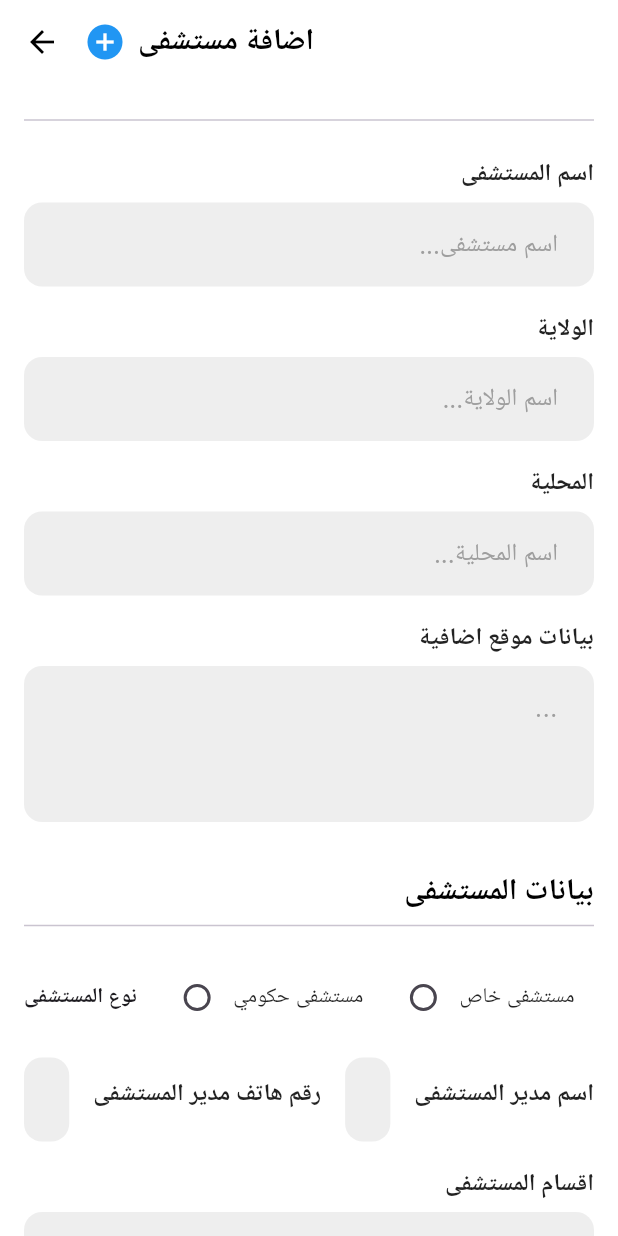
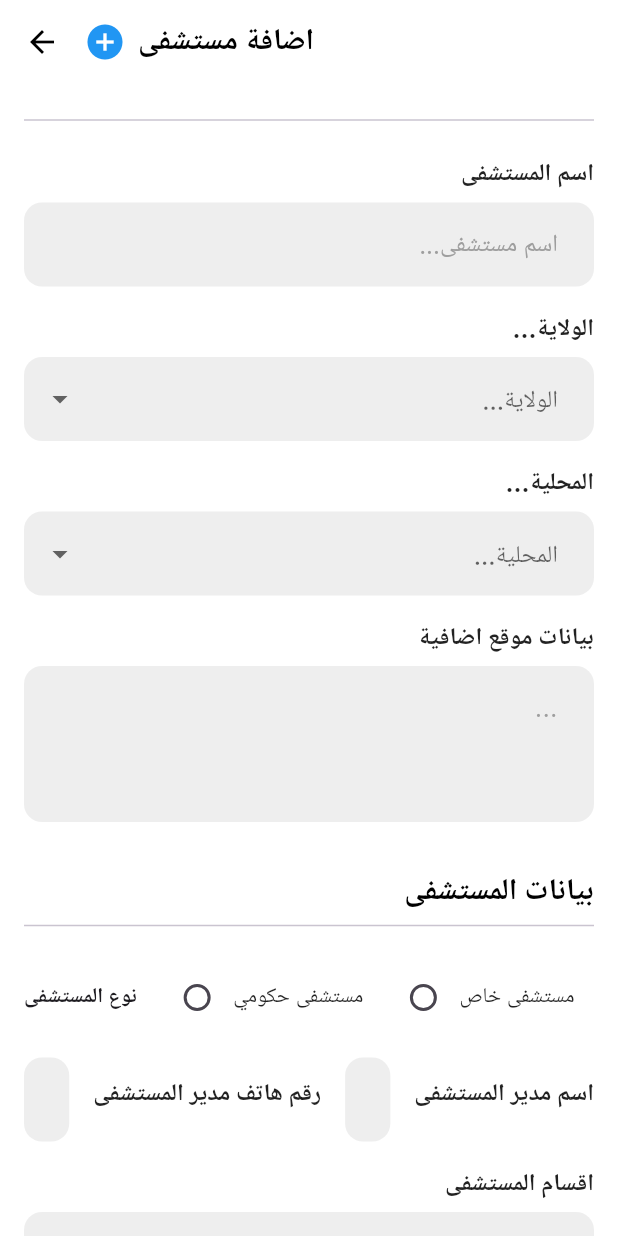
Before and after one commit to AbobakerAhmed/Code-For-Sudan, a Flutter app: the AddingHospitalsScreen screen opened directly, on a phone screen of 412 x 824 dp. Run offline on Flutter 3.47's test engine with Material 3 defaults, Android fonts, the phone set to English and light mode, and no system bars; Roboto replaces fonts that are missing (Inter).

Commit message:
adding some features to the hospital adding screen

```diff
--- a/pc-apps/lib/flutter_adding_hospitals_screen.dart
+++ b/pc-apps/lib/flutter_adding_hospitals_screen.dart
@@ -1,4 +1,5 @@
 import 'package:flutter/material.dart';
+import 'package:flutter/services.dart'; // Import for FilteringTextInputFormatter
 
 class AddingHospitalsScreen extends StatefulWidget {
   const AddingHospitalsScreen({super.key});
@@ -21,6 +22,74 @@ class _AddingHospitalsScreenState extends State<AddingHospitalsScreen> {
       TextEditingController();
 
   String? _hospitalType; // To hold 'مستشفى حكومي' or 'مستشفى خاص'
+
+  // Add these variables for dropdowns
+  String? _selectedState;
+  String? _selectedLocality;
+  final List<String> _states = [
+    'الخرطوم',
+    'الجزيرة',
+    'النيل الأبيض',
+    'كسلا',
+    'البحر الأحمر',
+    'القضارف',
+    'سنار',
+    'النيل الأزرق',
+    'شمال كردفان',
+    'جنوب كردفان',
+    'غرب كردفان',
+    'شمال دارفور',
+    'جنوب دارفور',
+    'شرق دارفور',
+    'غرب دارفور',
+    'وسط دارفور',
+    // Add more states as needed
+  ];
+  final List<String> _localities = [
+    'Locality 1',
+    'Locality 2',
+    'Locality 3',
+    // Add more localities as needed
+  ];
+
+  // Dropdown builder method
+  Widget _buildDropdownField({
+    required String hint,
+    required String? value,
+    required List<String> items,
+    required ValueChanged<String?> onChanged,
+  }) {
+    return Directionality(
+      textDirection: TextDirection.rtl,
+      child: DropdownButtonFormField<String>(
+        decoration: InputDecoration(
+          hintText: hint,
+          hintStyle: const TextStyle(color: Colors.grey),
+          filled: true,
+          fillColor: Colors.grey[200],
+          border: OutlineInputBorder(
+            borderRadius: BorderRadius.circular(12.0),
+            borderSide: BorderSide.none,
+          ),
+          contentPadding: const EdgeInsets.symmetric(
+            vertical: 16.0,
+            horizontal: 20.0,
+          ),
+        ),
+        value: value,
+        items: items
+            .map(
+              (item) => DropdownMenuItem<String>(
+                value: item,
+                child: Text(item, textDirection: TextDirection.rtl),
+              ),
+            )
+            .toList(),
+        onChanged: onChanged,
+        isExpanded: true,
+      ),
+    );
+  }
 
   @override
   void dispose() {
@@ -90,19 +159,29 @@ class _AddingHospitalsScreenState extends State<AddingHospitalsScreen> {
             ),
             const SizedBox(height: 16),
 
-            // State
-            _buildLabel('الولاية'), // State (Arabic)
-            _buildTextField(
-              controller: _stateNameController,
-              hintText: 'اسم الولاية...', // State name...
+            _buildLabel('الولاية...'), // State... (Arabic)
+            _buildDropdownField(
+              hint: 'الولاية...', // State...
+              value: _selectedState,
+              items: _states,
+              onChanged: (String? newValue) {
+                setState(() {
+                  _selectedState = newValue;
+                });
+              },
             ),
             const SizedBox(height: 16),
-
-            // Locality
-            _buildLabel('المحلية'), // Locality (Arabic)
-            _buildTextField(
-              controller: _localityNameController,
-              hintText: 'اسم المحلية...', // Locality name...
+            // Locality dropdown for Citizens
+            _buildLabel('المحلية...'), // Locality... (Arabic)
+            _buildDropdownField(
+              hint: 'المحلية...', // Locality...
+              value: _selectedLocality,
+              items: _localities,
+              onChanged: (String? newValue) {
+                setState(() {
+                  _selectedLocality = newValue;
+                });
+              },
             ),
             const SizedBox(height: 16),
 
@@ -181,7 +260,10 @@ class _AddingHospitalsScreenState extends State<AddingHospitalsScreen> {
                   child: _buildTextField(
                     controller: _hospitalManagerPhoneController,
                     hintText: 'الرقم...', // Number...
-                    keyboardType: TextInputType.phone,
+                    keyboardType: TextInputType.number, // Only numbers
+                    inputFormatters: [
+                      FilteringTextInputFormatter.digitsOnly,
+                    ], // Only digits
                   ),
                 ),
                 const SizedBox(width: 16),
@@ -232,6 +314,18 @@ class _AddingHospitalsScreenState extends State<AddingHospitalsScreen> {
                     'Manager Phone: ${_hospitalManagerPhoneController.text}',
                   );
                   print('Departments: ${_hospitalDepartmentsController.text}');
+
+                  // Clear all fields
+                  setState(() {
+                    _hospitalNameController.clear();
+                    _stateNameController.clear();
+                    _localityNameController.clear();
+                    _additionalLocationInfoController.clear();
+                    _hospitalManagerNameController.clear();
+                    _hospitalManagerPhoneController.clear();
+                    _hospitalDepartmentsController.clear();
+                    _hospitalType = null;
+                  });
                 },
                 style: ElevatedButton.styleFrom(
                   backgroundColor:
@@ -280,6 +374,7 @@ class _AddingHospitalsScreenState extends State<AddingHospitalsScreen> {
     required String hintText,
     int maxLines = 1,
     TextInputType keyboardType = TextInputType.text,
+    List<TextInputFormatter>? inputFormatters, // Add this line
   }) {
     return Directionality(
       textDirection: TextDirection.rtl,
@@ -287,6 +382,7 @@ class _AddingHospitalsScreenState extends State<AddingHospitalsScreen> {
         controller: controller,
         maxLines: maxLines,
         keyboardType: keyboardType,
+        inputFormatters: inputFormatters, // Add this line
         textAlign: TextAlign.right, // Align text to the right
         decoration: InputDecoration(
           hintText: hintText,
```
